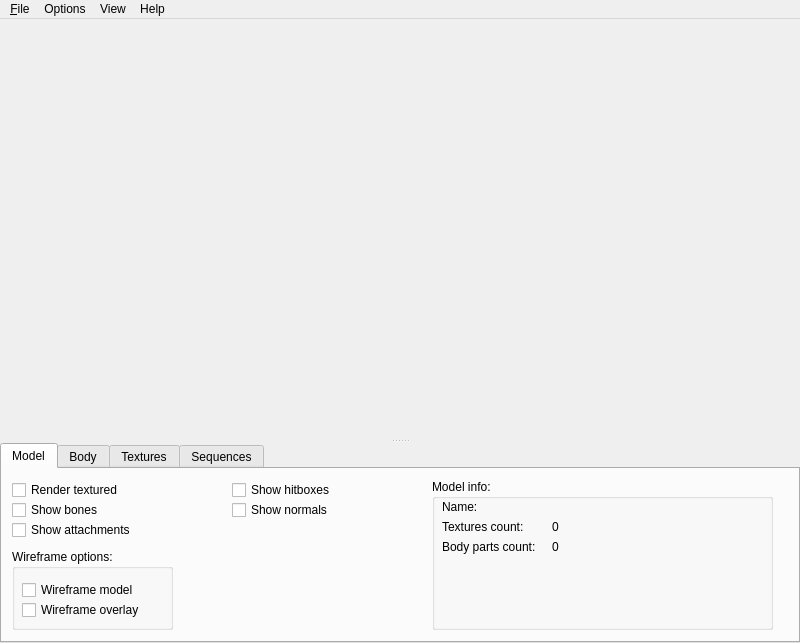
The window that mainwindow.ui (iOrange/hlmvqt) describes before a commit, drawn with Qt 5.
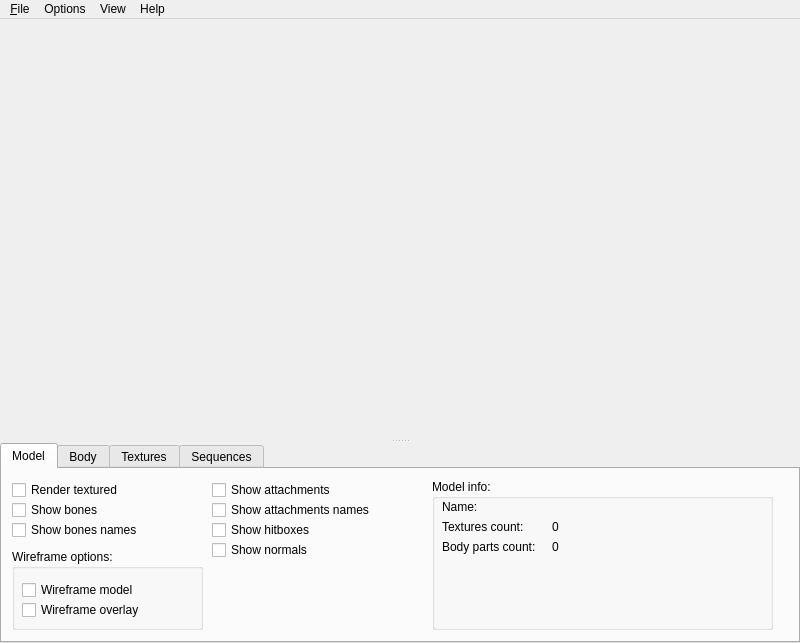
The same window after the commit. The open tabs and pages were chosen to show the change.

Commit message: + implemented bones and attachments viewing + their names

```diff
--- a/mainwindow.ui
+++ b/mainwindow.ui
@@ -91,7 +91,7 @@
           <rect>
            <x>10</x>
            <y>10</y>
-           <width>151</width>
+           <width>181</width>
            <height>22</height>
           </rect>
          </property>
@@ -104,7 +104,7 @@
           <rect>
            <x>10</x>
            <y>30</y>
-           <width>151</width>
+           <width>181</width>
            <height>22</height>
           </rect>
          </property>
@@ -115,9 +115,9 @@
         <widget class="QCheckBox" name="chkShowAttachments">
          <property name="geometry">
           <rect>
-           <x>10</x>
-           <y>50</y>
-           <width>151</width>
+           <x>210</x>
+           <y>10</y>
+           <width>211</width>
            <height>22</height>
           </rect>
          </property>
@@ -130,7 +130,7 @@
           <rect>
            <x>10</x>
            <y>80</y>
-           <width>161</width>
+           <width>191</width>
            <height>81</height>
           </rect>
          </property>
@@ -142,7 +142,7 @@
            <rect>
             <x>10</x>
             <y>30</y>
-            <width>141</width>
+            <width>171</width>
             <height>22</height>
            </rect>
           </property>
@@ -155,7 +155,7 @@
            <rect>
             <x>10</x>
             <y>50</y>
-            <width>141</width>
+            <width>171</width>
             <height>22</height>
            </rect>
           </property>
@@ -167,9 +167,9 @@
         <widget class="QCheckBox" name="chkShowHitBoxes">
          <property name="geometry">
           <rect>
-           <x>230</x>
-           <y>10</y>
-           <width>171</width>
+           <x>210</x>
+           <y>50</y>
+           <width>211</width>
            <height>22</height>
           </rect>
          </property>
@@ -180,9 +180,9 @@
         <widget class="QCheckBox" name="chkShowNormals">
          <property name="geometry">
           <rect>
-           <x>230</x>
-           <y>30</y>
-           <width>171</width>
+           <x>210</x>
+           <y>70</y>
+           <width>211</width>
            <height>22</height>
           </rect>
          </property>
@@ -281,6 +281,32 @@
           </property>
          </widget>
         </widget>
+        <widget class="QCheckBox" name="chkShowBonesNames">
+         <property name="geometry">
+          <rect>
+           <x>10</x>
+           <y>50</y>
+           <width>181</width>
+           <height>22</height>
+          </rect>
+         </property>
+         <property name="text">
+          <string>Show bones names</string>
+         </property>
+        </widget>
+        <widget class="QCheckBox" name="chkShowAttachmentsNames">
+         <property name="geometry">
+          <rect>
+           <x>210</x>
+           <y>30</y>
+           <width>211</width>
+           <height>22</height>
+          </rect>
+         </property>
+         <property name="text">
+          <string>Show attachments names</string>
+         </property>
+        </widget>
        </widget>
        <widget class="QWidget" name="tabBody">
         <attribute name="title">
```
Left out of the diff: 14 changed lines with no effect on the pictures. The commit also changes 6 other files.
